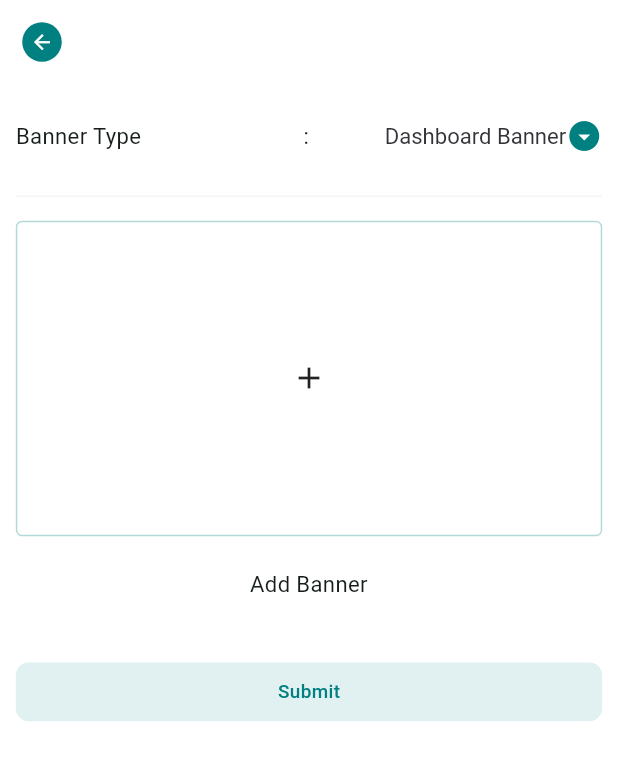
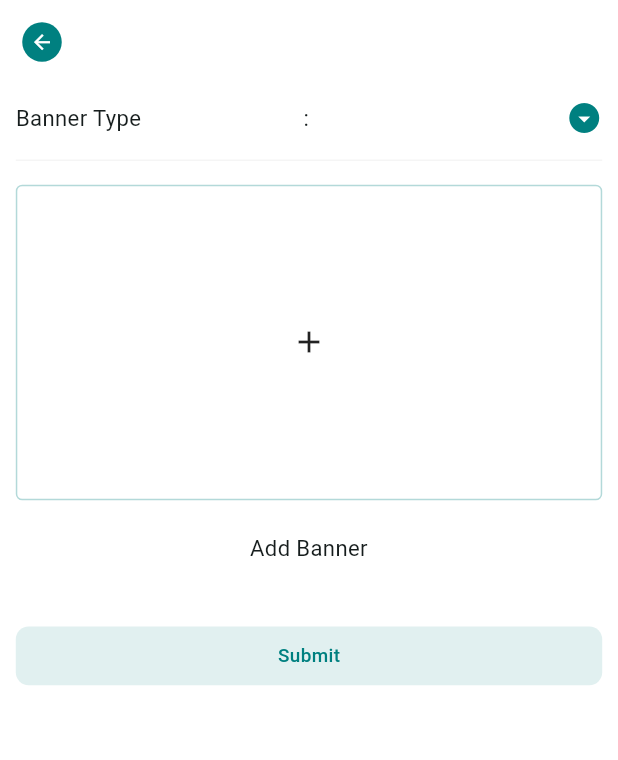
Before and after one commit to Pritom-Shajed/fixify-admin-portal, a Flutter app: the HomePage screen opened by its route, after a tap on "Banners", on a phone screen of 412 x 824 dp. Shown: the top 760 px of the screen. Run offline on Flutter 3.47's test engine with Material 3 defaults, Android fonts, the phone set to English and light mode, and no system bars; our stand-ins replace animated_text_kit, cached_network_image, cloud_firestore, firebase_core, firebase_storage, flutter_custom_clippers and 7 more; accounts and stored records are empty; network calls fail.

Commit message:
Add banner added with backend

```diff
--- a/lib/data/controller/home_controller.dart
+++ b/lib/data/controller/home_controller.dart
@@ -3,6 +3,7 @@ import 'dart:convert';
 import 'package:cloud_firestore/cloud_firestore.dart';
 import 'package:fixify_admin/base/show_custom_toast.dart';
 import 'package:fixify_admin/model/admin_info_model.dart';
+import 'package:fixify_admin/model/banner_model.dart';
 import 'package:fixify_admin/model/services_model.dart';
 import 'package:fixify_admin/model/user_model_customer.dart';
 import 'package:fixify_admin/model/user_model_technician.dart';
@@ -15,6 +16,7 @@ class HomeController extends GetxController {
    List<UserModelCustomer> allCustomers = [];
    List<UserModelTechnician> allTechnicians = [];
    List<ServicesModel> allServices = [];
+   List<BannerModel> allBanners = [];
   AdminInfoModel? adminInfo;
 
   final SharedPreferences preferences;
@@ -107,12 +109,43 @@ class HomeController extends GetxController {
     }
   }
 
+  Future<void> fetchAllBanners () async{
+    allBanners = [];
+    try {
+      final banners = await _firestore.collection('banners').get();
+
+
+      if (banners.docs.isNotEmpty) {
+
+        // // Convert the QuerySnapshot to a list of maps
+        List<Map<String, dynamic>> data =
+        banners.docs.map((doc) => doc.data()).toList();
+
+        // Convert the list of maps to a JSON string
+        String jsonData = jsonEncode(data);
+
+
+        List<dynamic> jsonList = json.decode(jsonData);
+
+        allBanners = jsonList.map((json) => BannerModel.fromJson(json)).toList();
+
+        update();
+
+      }
+
+    } catch (e) {
+
+      throw Exception('Error while fetching banners, Error: $e');
+    }
+  }
+
   Future<void> loadInitialData () async{
     try {
 
       await fetchAdminInfo();
       await fetchAllUsers();
       await fetchAllServices();
+      await fetchAllBanners();
 
 
     } catch(e){
--- a/lib/pages/home/banners/add_banner_page.dart
+++ b/lib/pages/home/banners/add_banner_page.dart
@@ -1,6 +1,8 @@
 import 'package:fixify_admin/base/show_custom_toast.dart';
 import 'package:fixify_admin/data/controller/banner_controller.dart';
+import 'package:fixify_admin/data/controller/home_controller.dart';
 import 'package:fixify_admin/data/controller/services_controller.dart';
+import 'package:fixify_admin/model/banner_model.dart';
 import 'package:fixify_admin/utils/app_colors.dart';
 import 'package:fixify_admin/utils/dimensions.dart';
 import 'package:fixify_admin/widgets/buttons/custom_button.dart';
@@ -35,6 +37,7 @@ class _AddBannerPageState extends State<AddBannerPage> {
   void initState() {
     serviceNameController = TextEditingController();
     subServiceNameController = TextEditingController();
+
     super.initState();
   }
 
@@ -45,7 +48,10 @@ class _AddBannerPageState extends State<AddBannerPage> {
     super.dispose();
   }
 
-  List<String> bannerCategory = ['Dashboard Banner', 'Technician Banner'];
+
+
+    final bannerList = Get.find<HomeController>().allBanners;
+
 
   @override
   Widget build(BuildContext context) {
@@ -68,14 +74,14 @@ class _AddBannerPageState extends State<AddBannerPage> {
                     text: 'Banner Type',
                     dropdownButton: CustomDropdownFields.dropdown1(
                       value: controller.selectedBannerCategory,
-                        items: bannerCategory, onChanged: (banner) {
+                        items: bannerList.map((e) => e.bannerType).toList(), onChanged: (banner) {
                       controller.updateSelectedBannerCategory(banner.toString());
                     }),
                   ),
                   ImagePickerButton(
                     isBanner: true,
                     onPressed: () =>
-                        controller.pickBanner(ImageSource.camera),
+                        controller.pickBanner(ImageSource.gallery),
                     buttonText: controller.bannerPicture != null
                         ? 'Change Banner'
                         : 'Add Banner',
@@ -87,7 +93,7 @@ class _AddBannerPageState extends State<AddBannerPage> {
                     height: Dimensions.height20*2,
                   ),
                   CustomButton2(text: 'Submit', onTap: (){
-                    controller.addBanner();
+                    controller.addBanner(bannerUid: bannerList.where((banner) => banner.bannerType == controller.selectedBannerCategory).singleOrNull?.uid ?? '');
                   }),
                 ],
               ),
```
Also changed, not shown: lib/data/controller/banner_controller.dart (+23 -17 lines).
